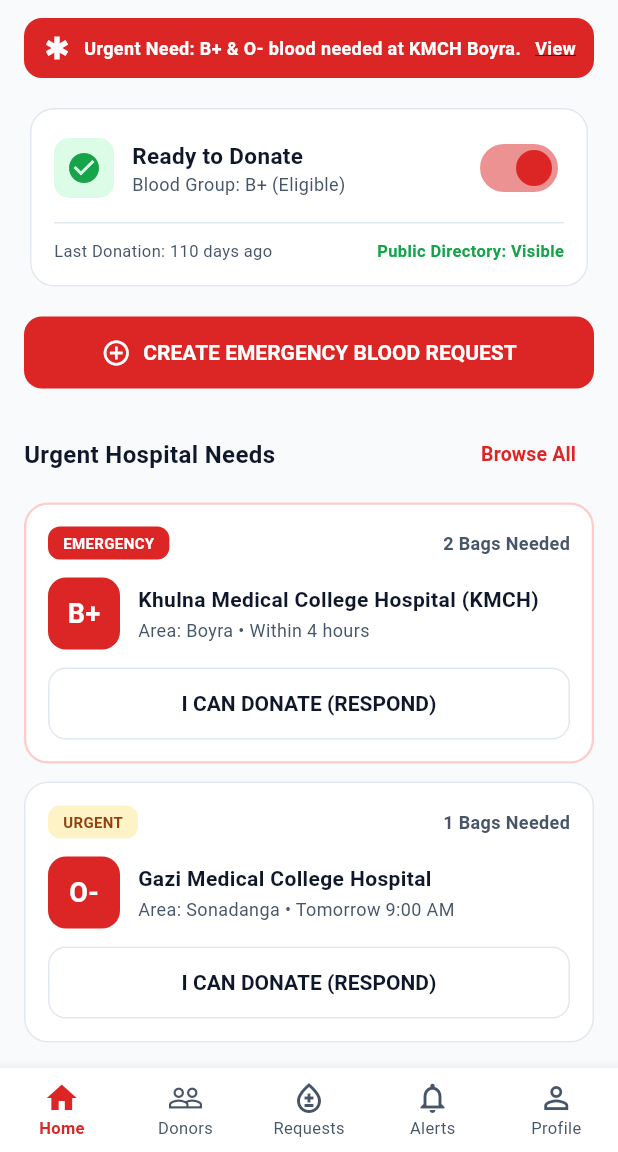
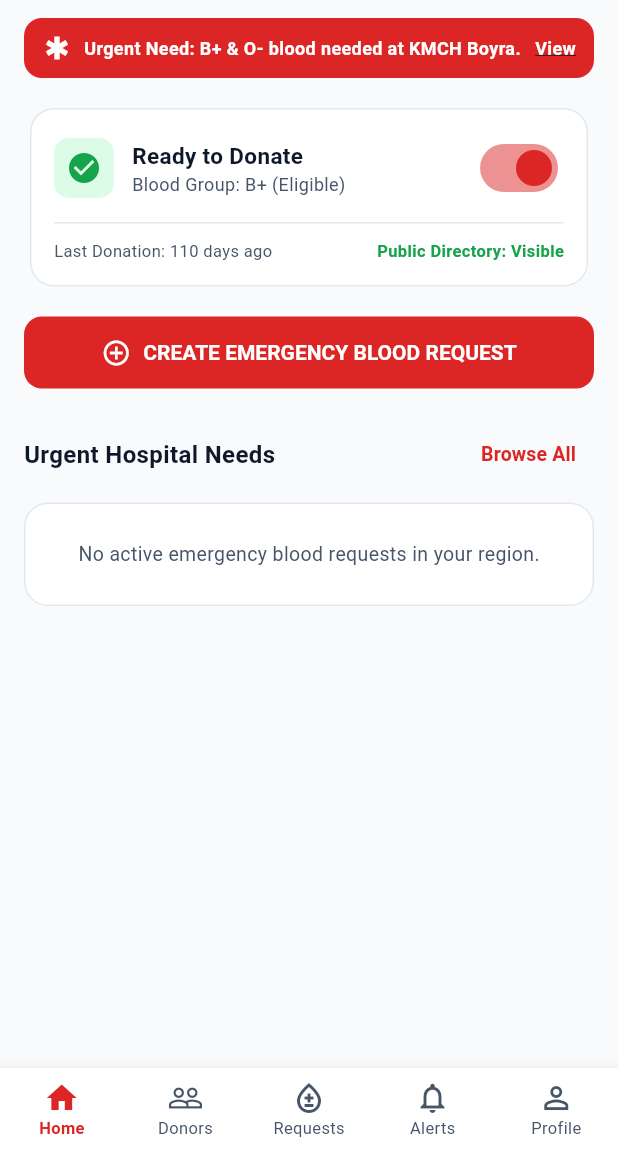
Before and after one commit to Blod96/Badhon, a Flutter app: the screen it shows after launch, on a phone screen of 412 x 824 dp, the part 84-1236 px from its top. Run offline on Flutter 3.47's test engine with Material 3 defaults, Android fonts, the phone set to English and light mode, and no system bars; our stand-ins replace firebase_core, firebase_messaging; accounts and stored records are empty.

Commit message:
feat: purge synthetic dummy data and wire real-time Firestore listeners with empty states

```diff
--- a/apps/mobile/lib/core/constants/synthetic_data.dart
+++ b/apps/mobile/lib/core/constants/synthetic_data.dart
@@ -14,86 +14,9 @@ class SyntheticData {
     'Phultala'
   ];
 
-  static final List<Map<String, dynamic>> donors = [
-    {
-      'id': 'd1',
-      'name': 'Tanvir Ahmed',
-      'bloodGroup': 'O+',
-      'upazila': 'Sonadanga',
-      'affiliation': 'NWU CSE Student',
-      'isAvailable': true,
-      'isVerified': true,
-    },
-    {
-      'id': 'd2',
-      'name': 'Nusrat Jahan',
-      'bloodGroup': 'A+',
-      'upazila': 'Khalishpur',
-      'affiliation': 'NWU BBA Faculty',
-      'isAvailable': true,
-      'isVerified': true,
-    },
-    {
-      'id': 'd3',
-      'name': 'Rashedul Karim',
-      'bloodGroup': 'B+',
-      'upazila': 'Boyra',
-      'affiliation': 'Community Donor',
-      'isAvailable': true,
-      'isVerified': false,
-    },
-    {
-      'id': 'd4',
-      'name': 'Mehedi Hasan',
-      'bloodGroup': 'O-',
-      'upazila': 'Sonadanga',
-      'affiliation': 'NWU Law Alumni',
-      'isAvailable': true,
-      'isVerified': true,
-    },
-  ];
+  static final List<Map<String, dynamic>> donors = [];
 
-  static final List<Map<String, dynamic>> requests = [
-    {
-      'id': 'req-101',
-      'bloodGroup': 'B+',
-      'units': 2,
-      'hospital': 'Khulna Medical College Hospital (KMCH)',
-      'upazila': 'Boyra',
-      'urgency': 'EMERGENCY',
-      'neededAt': 'Within 4 hours',
-      'status': 'OPEN',
-      'details': 'Emergency C-Section surgery at KMCH Ward 5.',
-    },
-    {
-      'id': 'req-102',
-      'bloodGroup': 'O-',
-      'units': 1,
-      'hospital': 'Gazi Medical College Hospital',
-      'upazila': 'Sonadanga',
-      'urgency': 'URGENT',
-      'neededAt': 'Tomorrow 9:00 AM',
-      'status': 'IN_PROGRESS',
-      'details': 'Regular transfusion for Thalassemia patient.',
-    },
-  ];
+  static final List<Map<String, dynamic>> requests = [];
 
-  static final List<Map<String, dynamic>> notifications = [
-    {
-      'id': 'notif-1',
-      'title': 'Emergency Match Alert: B+ at KMCH',
-      'body': 'A patient urgently needs 2 bags of B+ blood at KMCH Boyra. Can you donate?',
-      'time': '10 mins ago',
-      'isRead': false,
-      'requestId': 'req-101',
-    },
-    {
-      'id': 'notif-2',
-      'title': 'Donor Accepted Your Request',
-      'body': 'A verified donor has accepted your blood request for KMCH. Tap to view contact.',
-      'time': '1 hour ago',
-      'isRead': true,
-      'requestId': 'req-101',
-    },
-  ];
+  static final List<Map<String, dynamic>> notifications = [];
 }
--- a/apps/mobile/lib/features/home/home_screen.dart
+++ b/apps/mobile/lib/features/home/home_screen.dart
@@ -228,6 +228,23 @@ class _HomeScreenState extends State<HomeScreen> {
           const SizedBox(height: 8),
 
           // Urgent Request Cards Preview
+          if (SyntheticData.requests.isEmpty)
+            Container(
+              padding: const EdgeInsets.all(24),
+              margin: const EdgeInsets.only(bottom: 12),
+              decoration: BoxDecoration(
+                color: Colors.white,
+                borderRadius: BorderRadius.circular(16),
+                border: Border.all(color: AppTheme.borderSubtle),
+              ),
+              child: const Center(
+                child: Text(
+                  'No active emergency blood requests in your region.',
+                  style: TextStyle(color: AppTheme.textSecondary, fontSize: 13),
+                ),
+              ),
+            )
+          else
             ...SyntheticData.requests.map((req) {
               final isEmergency = req['urgency'] == 'EMERGENCY';
               return Card(
```
Also changed, not shown: apps/mobile/lib/core/services/auth_service.dart (+6 -15 lines), apps/mobile/lib/features/notifications/notifications_screen.dart (+28 -5 lines), apps/mobile/lib/features/request/my_requests_screen.dart (+33 -4 lines), 6 other files. Lines whose indentation alone changed are shown as unchanged.
